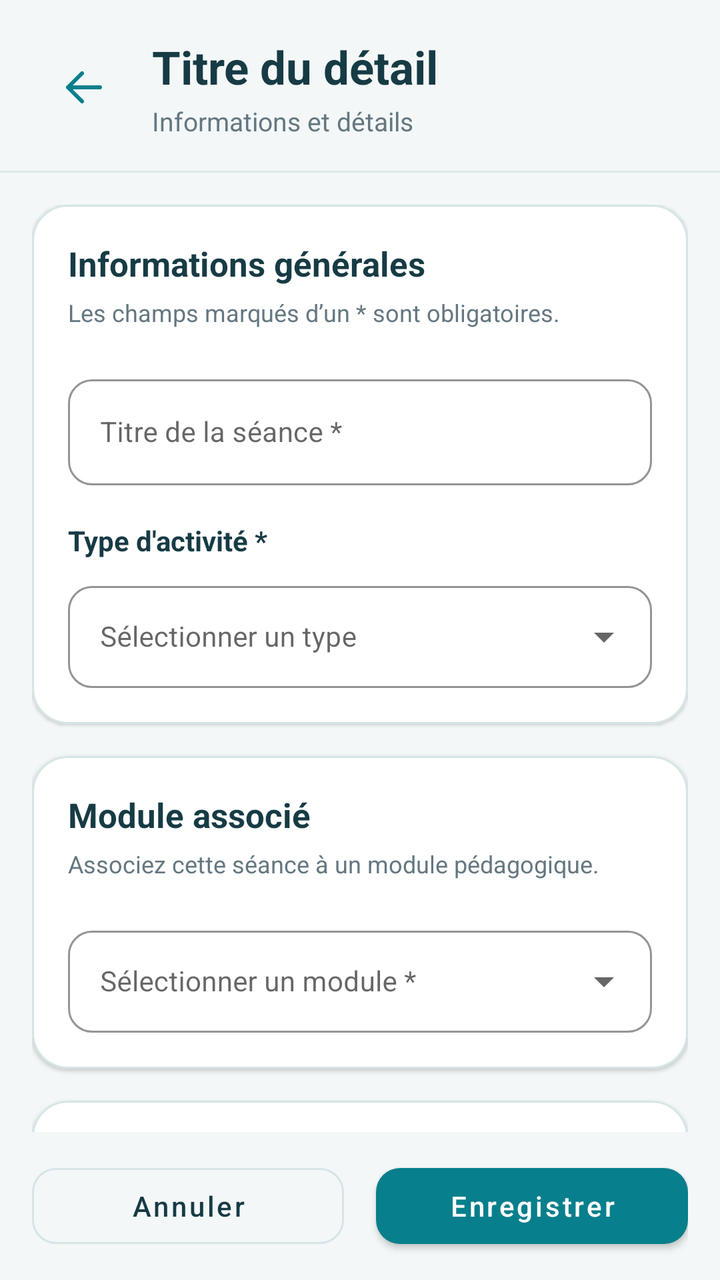
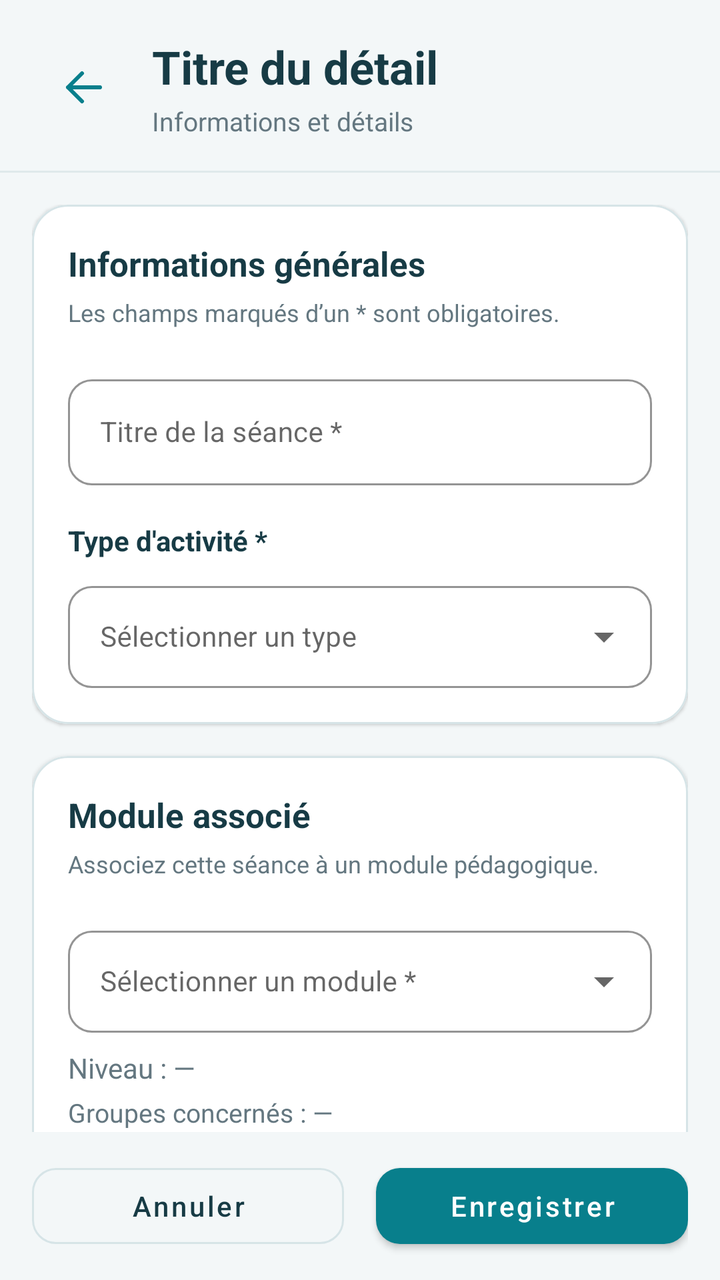

The first picture is an Android layout as it rendered before a commit; the second is the same layout after the commit. The layout source and the unified diff follow.
<!-- AndroidManifest.xml: application theme Theme.Praticum -->
<!-- res/layout/fragment_session_form.xml -->
<?xml version="1.0" encoding="utf-8"?>
<LinearLayout
    xmlns:android="http://schemas.android.com/apk/res/android"
    xmlns:app="http://schemas.android.com/apk/res-auto"
    android:layout_width="match_parent"
    android:layout_height="match_parent"
    android:orientation="vertical"
    android:background="@color/screen_background">

    
    <include layout="@layout/layout_subscreen_header" />

    
    <ScrollView
        android:id="@+id/sessionFormScroll"
        android:layout_width="match_parent"
        android:layout_height="0dp"
        android:layout_weight="1"
        android:clipToPadding="false"
        android:fillViewport="false"
        android:paddingStart="16dp"
        android:paddingEnd="16dp"
        android:paddingTop="16dp"
        android:paddingBottom="20dp"
        android:scrollbars="none">

        <LinearLayout
            android:layout_width="match_parent"
            android:layout_height="wrap_content"
            android:orientation="vertical">

            
            <com.google.android.material.card.MaterialCardView
                android:layout_width="match_parent"
                android:layout_height="wrap_content"
                app:cardBackgroundColor="@color/white"
                app:cardCornerRadius="18dp"
                app:cardElevation="1dp"
                app:strokeColor="@color/color_outline"
                app:strokeWidth="1dp">

                <LinearLayout
                    android:layout_width="match_parent"
                    android:layout_height="wrap_content"
                    android:orientation="vertical"
                    android:padding="18dp">

                    <TextView
                        android:layout_width="match_parent"
                        android:layout_height="wrap_content"
                        android:text="Informations générales"
                        android:textColor="@color/text_primary"
                        android:textSize="17sp"
                        android:textStyle="bold" />

                    <TextView
                        android:layout_width="match_parent"
                        android:layout_height="wrap_content"
                        android:layout_marginTop="5dp"
                        android:text="Les champs marqués d’un * sont obligatoires."
                        android:textColor="@color/text_secondary"
                        android:textSize="12sp" />

                    
                    <com.google.android.material.textfield.TextInputLayout
                        android:id="@+id/tilSessionTitle"
                        style="@style/Widget.MaterialComponents.TextInputLayout.OutlinedBox"
                        android:layout_width="match_parent"
                        android:layout_height="wrap_content"
                        android:layout_marginTop="20dp"
                        android:hint="Titre de la séance *"
                        app:boxBackgroundColor="@color/white"
                        app:boxCornerRadiusBottomEnd="12dp"
                        app:boxCornerRadiusBottomStart="12dp"
                        app:boxCornerRadiusTopEnd="12dp"
                        app:boxCornerRadiusTopStart="12dp"
                        app:boxStrokeColor="@color/primary">

                        <com.google.android.material.textfield.TextInputEditText
                            android:id="@+id/etSessionTitle"
                            android:layout_width="match_parent"
                            android:layout_height="wrap_content"
                            android:inputType="textCapSentences"
                            android:maxLines="2"
                            android:textColor="@color/text_primary"
                            android:textSize="14sp" />

                    </com.google.android.material.textfield.TextInputLayout>

                    
                    <TextView
                        android:layout_width="match_parent"
                        android:layout_height="wrap_content"
                        android:layout_marginTop="18dp"
                        android:text="Type d'activité *"
                        android:textColor="@color/text_primary"
                        android:textSize="14sp"
                        android:textStyle="bold" />

                    <com.google.android.material.textfield.TextInputLayout
                        android:id="@+id/tilActivityType"
                        style="@style/Widget.MaterialComponents.TextInputLayout.OutlinedBox.ExposedDropdownMenu"
                        android:layout_width="match_parent"
                        android:layout_height="wrap_content"
                        android:layout_marginTop="8dp"
                        android:hint="Sélectionner un type"
                        app:boxBackgroundColor="@color/white"
                        app:boxCornerRadiusBottomEnd="12dp"
                        app:boxCornerRadiusBottomStart="12dp"
                        app:boxCornerRadiusTopEnd="12dp"
                        app:boxCornerRadiusTopStart="12dp"
                        app:boxStrokeColor="@color/primary">

                        <AutoCompleteTextView
                            android:id="@+id/actActivityType"
                            android:layout_width="match_parent"
                            android:layout_height="wrap_content"
                            android:clickable="true"
                            android:focusable="false"
                            android:inputType="none"
                            android:paddingTop="16dp"
                            android:paddingBottom="16dp"
                            android:textColor="@color/text_primary"
                            android:textSize="14sp" />

                    </com.google.android.material.textfield.TextInputLayout>

                </LinearLayout>

            </com.google.android.material.card.MaterialCardView>

            
            <com.google.android.material.card.MaterialCardView
                android:layout_width="match_parent"
                android:layout_height="wrap_content"
                android:layout_marginTop="16dp"
                app:cardBackgroundColor="@color/white"
                app:cardCornerRadius="18dp"
                app:cardElevation="1dp"
                app:strokeColor="@color/color_outline"
                app:strokeWidth="1dp">

                <LinearLayout
                    android:layout_width="match_parent"
                    android:layout_height="wrap_content"
                    android:orientation="vertical"
                    android:padding="18dp">

                    <TextView
                        android:layout_width="match_parent"
                        android:layout_height="wrap_content"
                        android:text="Module associé"
                        android:textColor="@color/text_primary"
                        android:textSize="17sp"
                        android:textStyle="bold" />

                    <TextView
                        android:layout_width="match_parent"
                        android:layout_height="wrap_content"
                        android:layout_marginTop="5dp"
                        android:text="Associez cette séance à un module pédagogique."
                        android:textColor="@color/text_secondary"
                        android:textSize="12sp" />

                    <com.google.android.material.textfield.TextInputLayout
                        android:id="@+id/tilSessionModule"
                        style="@style/Widget.MaterialComponents.TextInputLayout.OutlinedBox.ExposedDropdownMenu"
                        android:layout_width="match_parent"
                        android:layout_height="wrap_content"
                        android:layout_marginTop="20dp"
                        android:hint="Sélectionner un module *"
                        app:boxBackgroundColor="@color/white"
                        app:boxCornerRadiusBottomEnd="12dp"
                        app:boxCornerRadiusBottomStart="12dp"
                        app:boxCornerRadiusTopEnd="12dp"
                        app:boxCornerRadiusTopStart="12dp"
                        app:boxStrokeColor="@color/primary">

                        <AutoCompleteTextView
                            android:id="@+id/actSessionModule"
                            android:layout_width="match_parent"
                            android:layout_height="wrap_content"
                            android:clickable="true"
                            android:focusable="false"
                            android:inputType="none"
                            android:paddingTop="16dp"
                            android:paddingBottom="16dp"
                            android:textColor="@color/text_primary"
                            android:textSize="14sp" />

                    </com.google.android.material.textfield.TextInputLayout>

                </LinearLayout>

            </com.google.android.material.card.MaterialCardView>

            
            <com.google.android.material.card.MaterialCardView
                android:layout_width="match_parent"
                android:layout_height="wrap_content"
                android:layout_marginTop="16dp"
                app:cardBackgroundColor="@color/white"
                app:cardCornerRadius="18dp"
                app:cardElevation="1dp"
                app:strokeColor="@color/color_outline"
                app:strokeWidth="1dp">

                <LinearLayout
                    android:layout_width="match_parent"
                    android:layout_height="wrap_content"
                    android:orientation="vertical"
                    android:padding="18dp">

                    <TextView
                        android:layout_width="match_parent"
                        android:layout_height="wrap_content"
                        android:text="Description et consignes"
                        android:textColor="@color/text_primary"
                        android:textSize="17sp"
                        android:textStyle="bold" />

                    <TextView
                        android:layout_width="match_parent"
                        android:layout_height="wrap_content"
                        android:layout_marginTop="5dp"
                        android:text="Décrivez le travail à réaliser et les consignes à respecter."
                        android:textColor="@color/text_secondary"
                        android:textSize="12sp" />

                    <com.google.android.material.textfield.TextInputLayout
                        android:id="@+id/tilSessionDescription"
                        style="@style/Widget.MaterialComponents.TextInputLayout.OutlinedBox"
                        android:layout_width="match_parent"
                        android:layout_height="wrap_content"
                        android:layout_marginTop="20dp"
                        android:hint="Description et consignes"
                        app:boxBackgroundColor="@color/white"
                        app:boxCornerRadiusBottomEnd="12dp"
                        app:boxCornerRadiusBottomStart="12dp"
                        app:boxCornerRadiusTopEnd="12dp"
                        app:boxCornerRadiusTopStart="12dp"
                        app:boxStrokeColor="@color/primary">

                        <com.google.android.material.textfield.TextInputEditText
                            android:id="@+id/etSessionDescription"
                            android:layout_width="match_parent"
                            android:layout_height="wrap_content"
                            android:gravity="top|start"
                            android:inputType="textCapSentences|textMultiLine"
                            android:minLines="3"
                            android:maxLines="8"
                            android:textColor="@color/text_primary"
                            android:textSize="14sp" />

                    </com.google.android.material.textfield.TextInputLayout>

                </LinearLayout>

            </com.google.android.material.card.MaterialCardView>

            
            <com.google.android.material.card.MaterialCardView
                android:id="@+id/cardSessionCriteria"
                android:layout_width="match_parent"
                android:layout_height="wrap_content"
                android:layout_marginTop="16dp"
                app:cardBackgroundColor="@color/white"
                app:cardCornerRadius="18dp"
                app:cardElevation="1dp"
                app:strokeColor="@color/color_outline"
                app:strokeWidth="1dp">

                <LinearLayout
                    android:layout_width="match_parent"
                    android:layout_height="wrap_content"
                    android:orientation="vertical"
                    android:padding="18dp">

                    <TextView
                        android:layout_width="match_parent"
                        android:layout_height="wrap_content"
                        android:text="Critères d'évaluation"
                        android:textColor="@color/text_primary"
                        android:textSize="17sp"
                        android:textStyle="bold" />

                    <TextView
                        android:layout_width="match_parent"
                        android:layout_height="wrap_content"
                        android:layout_marginTop="5dp"
                        android:text="Définissez les critères et le barème de cette séance."
                        android:textColor="@color/text_secondary"
                        android:textSize="12sp" />

                    
                    <com.google.android.material.button.MaterialButton
                        android:id="@+id/btnLoadCriterionTemplates"
                        style="@style/Widget.MaterialComponents.Button.OutlinedButton"
                        android:layout_width="match_parent"
                        android:layout_height="48dp"
                        android:layout_marginTop="18dp"
                        android:text="Charger des critères types"
                        android:textAllCaps="false"
                        android:textColor="@color/primary"
                        app:cornerRadius="12dp"
                        app:strokeColor="@color/color_outline" />

                    
                    <androidx.recyclerview.widget.RecyclerView
                        android:id="@+id/rvSessionCriteria"
                        android:layout_width="match_parent"
                        android:layout_height="wrap_content"
                        android:layout_marginTop="12dp"
                        android:nestedScrollingEnabled="false"
                        android:overScrollMode="never" />

                    
                    <com.google.android.material.button.MaterialButton
                        android:id="@+id/btnAddSessionCriterion"
                        style="@style/Widget.MaterialComponents.Button.OutlinedButton"
                        android:layout_width="match_parent"
                        android:layout_height="48dp"
                        android:layout_marginTop="8dp"
                        android:text="Ajouter un critère"
                        android:textAllCaps="false"
                        android:textColor="@color/primary"
                        app:cornerRadius="12dp"
                        app:strokeColor="@color/color_outline" />

                    
                    <com.google.android.material.card.MaterialCardView
                        android:layout_width="match_parent"
                        android:layout_height="wrap_content"
                        android:layout_marginTop="18dp"
                        app:cardBackgroundColor="@color/screen_background"
                        app:cardCornerRadius="12dp"
                        app:cardElevation="0dp"
                        app:strokeColor="@color/color_outline"
                        app:strokeWidth="1dp">

                        <LinearLayout
                            android:layout_width="match_parent"
                            android:layout_height="wrap_content"
                            android:gravity="center_vertical"
                            android:orientation="horizontal"
                            android:padding="14dp">

                            <TextView
                                android:layout_width="0dp"
                                android:layout_height="wrap_content"
                                android:layout_weight="1"
                                android:text="Total du barème"
                                android:textColor="@color/text_primary"
                                android:textSize="14sp"
                                android:textStyle="bold" />

                            <TextView
                                android:id="@+id/tvSessionCriteriaTotal"
                                android:layout_width="wrap_content"
                                android:layout_height="wrap_content"
                                android:text="0 point"
                                android:textColor="@color/primary"
                                android:textSize="16sp"
                                android:textStyle="bold" />

                        </LinearLayout>

                    </com.google.android.material.card.MaterialCardView>

                    <TextView
                        android:layout_width="match_parent"
                        android:layout_height="wrap_content"
                        android:layout_marginTop="10dp"
                        android:text="Le total sera calculé automatiquement à partir des barèmes saisis."
                        android:textColor="@color/text_secondary"
                        android:textSize="12sp" />

                </LinearLayout>

            </com.google.android.material.card.MaterialCardView>

        </LinearLayout>

    </ScrollView>

    
    <LinearLayout
        android:layout_width="match_parent"
        android:layout_height="wrap_content"
        android:orientation="horizontal"
        android:paddingStart="16dp"
        android:paddingEnd="16dp"
        android:paddingTop="12dp"
        android:paddingBottom="12dp"
        android:background="@color/screen_background">

        <com.google.android.material.button.MaterialButton
            android:id="@+id/btnCancelSessionForm"
            style="@style/Widget.MaterialComponents.Button.OutlinedButton"
            android:layout_width="0dp"
            android:layout_height="50dp"
            android:layout_weight="1"
            android:layout_marginEnd="8dp"
            android:text="Annuler"
            android:textAllCaps="false"
            android:textColor="@color/text_primary"
            app:cornerRadius="12dp"
            app:strokeColor="@color/color_outline" />

        <com.google.android.material.button.MaterialButton
            android:id="@+id/btnSaveSession"
            android:layout_width="0dp"
            android:layout_height="50dp"
            android:layout_weight="1"
            android:layout_marginStart="8dp"
            android:text="Enregistrer"
            android:textAllCaps="false"
            android:textColor="@color/white"
            app:backgroundTint="@color/primary"
            app:cornerRadius="12dp" />

    </LinearLayout>

</LinearLayout>
<!-- res/layout/layout_subscreen_header.xml (included above) -->
<?xml version="1.0" encoding="utf-8"?>
<LinearLayout
    xmlns:android="http://schemas.android.com/apk/res/android"
    xmlns:app="http://schemas.android.com/apk/res-auto"
    android:id="@+id/layoutDetailHeaderContainer"
    android:layout_width="match_parent"
    android:layout_height="wrap_content"
    android:orientation="vertical"
    android:background="@color/screen_background">

    
    <LinearLayout
        android:id="@+id/layoutSubscreenHeader"
        android:layout_width="match_parent"
        android:layout_height="wrap_content"
        android:gravity="center_vertical"
        android:orientation="horizontal"
        android:paddingStart="20dp"
        android:paddingTop="18dp"
        android:paddingEnd="20dp"
        android:paddingBottom="16dp">

        
        <ImageButton
            android:id="@+id/btnSubscreenHeaderBack"
            android:layout_width="44dp"
            android:layout_height="44dp"
            android:layout_marginEnd="12dp"
            android:background="?attr/selectableItemBackgroundBorderless"
            android:contentDescription="Retour"
            android:padding="10dp"
            android:src="@drawable/ic_arrow_back"
            app:tint="@color/primary" />

        
        <LinearLayout
            android:id="@+id/layoutSubscreenHeaderTitles"
            android:layout_width="0dp"
            android:layout_height="wrap_content"
            android:layout_weight="1"
            android:orientation="vertical">

            <TextView
                android:id="@+id/tvSubscreenHeaderTitle"
                android:layout_width="match_parent"
                android:layout_height="wrap_content"
                android:ellipsize="end"
                android:maxLines="1"
                android:text="Titre du détail"
                android:textColor="@color/text_primary"
                android:textSize="23sp"
                android:textStyle="bold" />

            <TextView
                android:id="@+id/tvSubscreenHeaderSubtitle"
                android:layout_width="match_parent"
                android:layout_height="wrap_content"
                android:layout_marginTop="3dp"
                android:ellipsize="end"
                android:maxLines="1"
                android:text="Informations et détails"
                android:textColor="@color/text_secondary"
                android:textSize="13sp" />

        </LinearLayout>

    </LinearLayout>

    
    <View
        android:id="@+id/viewSubscreenHeaderDivider"
        android:layout_width="match_parent"
        android:layout_height="1dp"
        android:background="@color/color_divider" />

</LinearLayout>
<!-- resources referenced by this layout -->
<resources>
  <color name="color_divider">#DFE9EB</color>
  <color name="color_outline">#D6E4E7</color>
  <color name="primary">#087F8C</color>
  <color name="screen_background">#F3F7F8</color>
  <color name="text_primary">#173B45</color>
  <color name="text_secondary">#647780</color>
  <color name="white">#FFFFFF</color>
  <!-- drawable ic_arrow_back (drawable) -->
  <vector xmlns:android="http://schemas.android.com/apk/res/android"
      android:width="24dp"
      android:height="24dp"
      android:viewportWidth="24"
      android:viewportHeight="24">
  
      <path
          android:fillColor="#173B45"
          android:pathData="M20,12 L4,12 M4,12 L11,5 M4,12 L11,19"
          android:strokeColor="#173B45"
          android:strokeWidth="2"
          android:strokeLineCap="round"
          android:strokeLineJoin="round" />
  </vector>
  <style name="Theme.Praticum" parent="Theme.MaterialComponents.DayNight.NoActionBar">
  
          
          <item name="colorPrimary">@color/primary</item>
          <item name="colorPrimaryVariant">@color/primary_dark</item>
          <item name="colorSecondary">@color/secondary</item>
  
  
          
          <item name="android:enforceNavigationBarContrast">false</item>
  
  
          
          
          <item name="android:statusBarColor">@android:color/transparent</item>
          <item name="android:navigationBarColor">@android:color/transparent</item>
          <item name="android:windowLightStatusBar">false</item>
          <item name="android:windowLightNavigationBar">true</item>
  
  
      </style>
  <color name="primary_dark">#075E66</color>
  <color name="secondary">#159AA5</color>
</resources>

<!-- the commit's change to res/layout/fragment_session_form.xml (unified diff, before → after) -->
@@ -190,6 +190,24 @@
 
                     </com.google.android.material.textfield.TextInputLayout>
 
+                    <TextView
+                        android:id="@+id/tvSessionDerivedLevel"
+                        android:layout_width="match_parent"
+                        android:layout_height="wrap_content"
+                        android:layout_marginTop="8dp"
+                        android:text="Niveau : —"
+                        android:textColor="@color/text_secondary"
+                        android:textSize="14sp" />
+
+                    <TextView
+                        android:id="@+id/tvSessionTargetGroups"
+                        android:layout_width="match_parent"
+                        android:layout_height="wrap_content"
+                        android:layout_marginTop="4dp"
+                        android:text="Groupes concernés : —"
+                        android:textColor="@color/text_secondary"
+                        android:textSize="13sp" />
+
                 </LinearLayout>
 
             </com.google.android.material.card.MaterialCardView>
